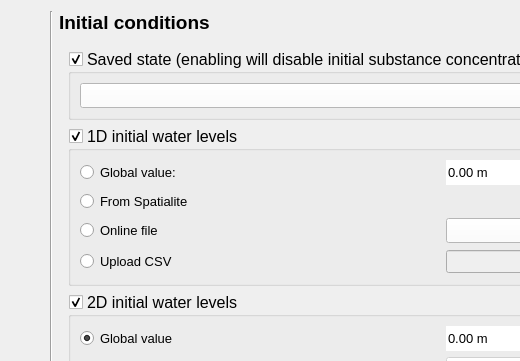
Old version of the form threedi_models_and_simulations/ui/simulation_wizard/page_initial_conditions.ui in the repository nens/threedi-api-qgis-client; both pictures show x 167 to 687 and y 0 to 361 of the 1004 by 759 pixel window.
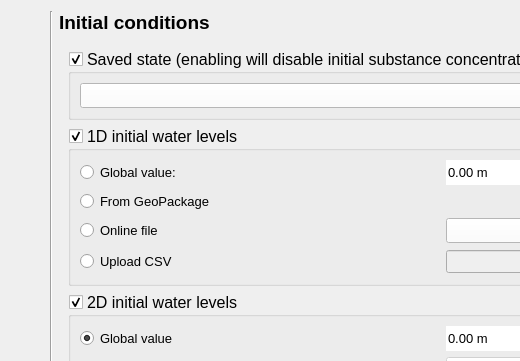
New version of the form. Custom widgets are drawn as their Qt base class.

```diff
--- a/threedi_models_and_simulations/ui/simulation_wizard/page_initial_conditions.ui
+++ b/threedi_models_and_simulations/ui/simulation_wizard/page_initial_conditions.ui
@@ -107,7 +107,7 @@
             </font>
            </property>
            <property name="text">
-            <string>From Spatialite</string>
+            <string>From GeoPackage</string>
            </property>
           </widget>
          </item>
```
